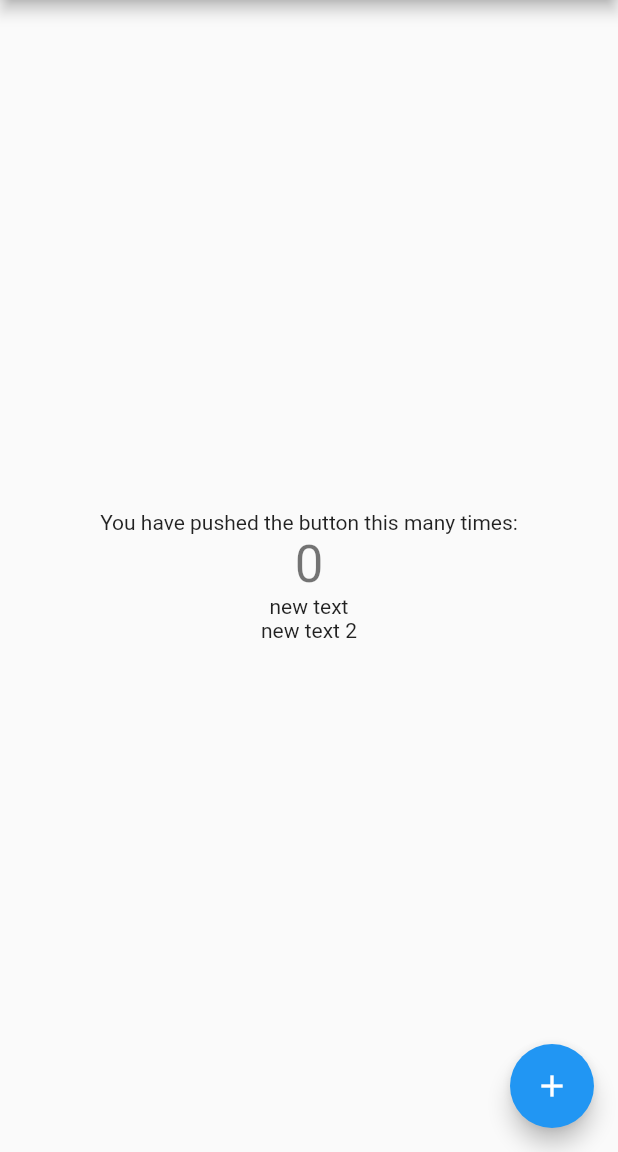
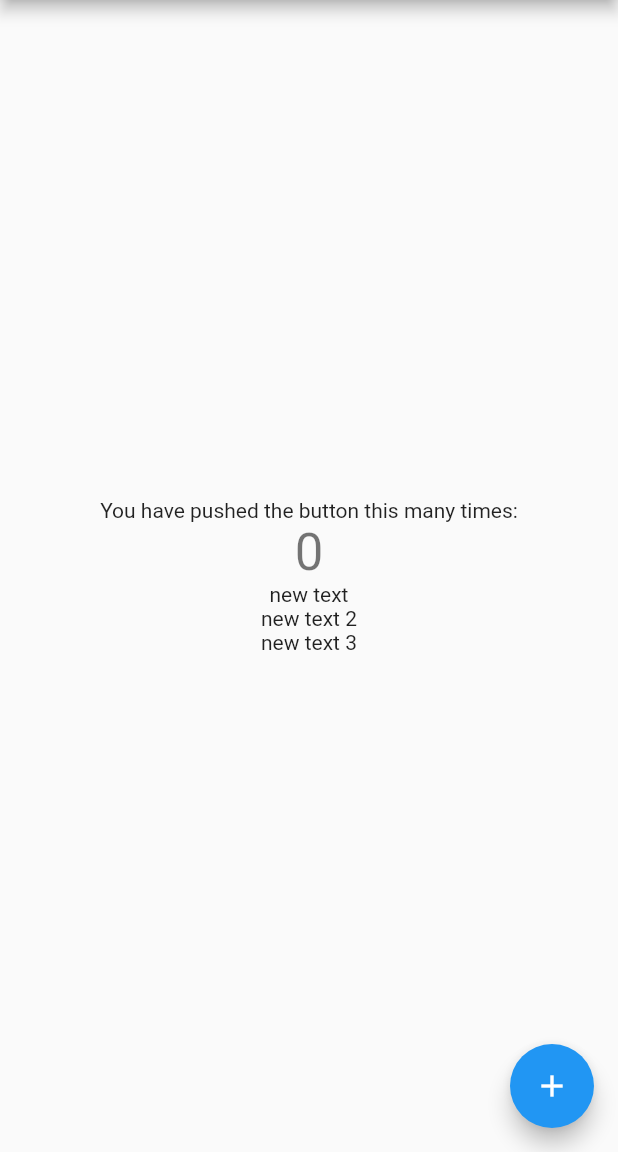
Before and after one commit to CvamKr/git_learning_github, a Flutter app: the screen it shows after launch, on a phone screen of 412 x 824 dp, the part 84-1236 px from its top. Run offline on Flutter 3.47's test engine with Material 2 defaults, Android fonts, the phone set to English and light mode, and no system bars.

Commit message:
added t3

```diff
--- a/lib/main.dart
+++ b/lib/main.dart
@@ -76,7 +76,8 @@ class _MyHomePageState extends State<MyHomePage> {
               style: Theme.of(context).textTheme.display1,
             ),
             Text('new text'),
-            Text('new text 2')
+            Text('new text 2'),
+            Text('new text 3')
           ],
         ),
       ),
```
